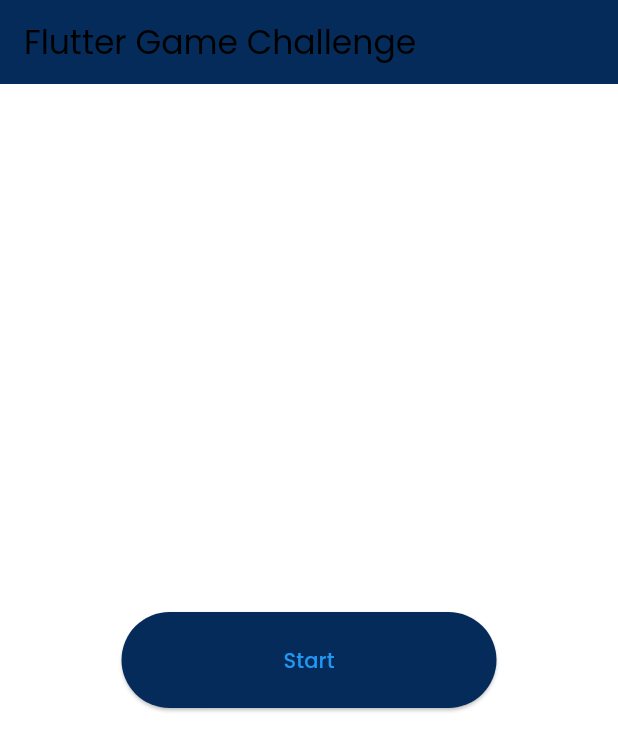
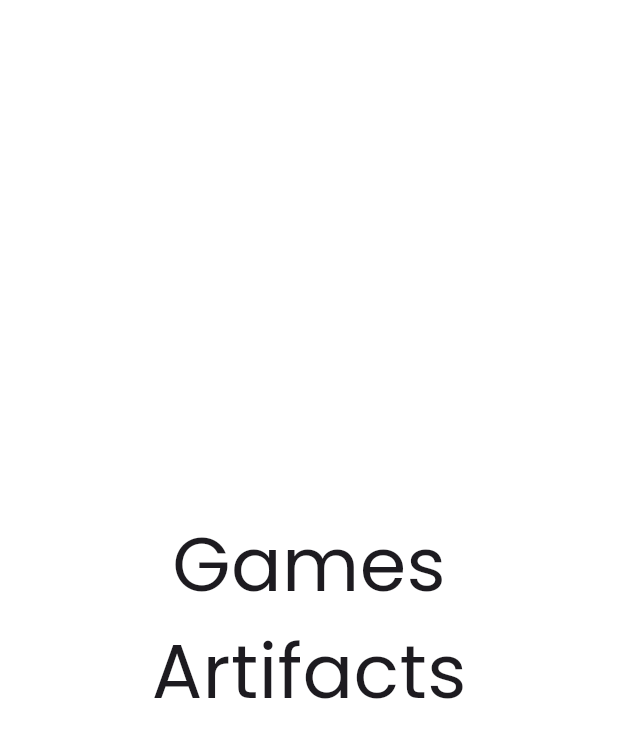
Before and after one commit to DenisovAV/recyclo, a Flutter app: the screen it shows after launch, on a phone screen of 412 x 824 dp. Shown: the top 751 px of the screen. Run offline on Flutter 3.47's test engine with Material 3 defaults, Android fonts, the phone set to English and light mode, and no system bars; our stand-ins replace audioplayers, bloc, equatable, flutter_bloc, google_fonts; missing offline and left inert: flame, flame_audio, flame_behaviors; generated files the repository leaves out were written again.

Commit message:
implementation main menu

```diff
--- a/lib/common/l10n/arb/app_en.arb
+++ b/lib/common/l10n/arb/app_en.arb
@@ -40,5 +40,13 @@
         "description": "The current count"
       }
     }
+  },
+  "mainMenuGamesItemTitle": "Games",
+  "@mainMenuGamesItemTitle": {
+    "description": "Text shown in the first item of the main menu"
+  },
+  "mainMenuArtifactsItemTitle": "Artifacts",
+  "@mainMenuArtifactsItemTitle": {
+    "description": "Text shown in the second item of the main menu"
   }
 }
--- a/lib/loading/view/loading_page.dart
+++ b/lib/loading/view/loading_page.dart
@@ -2,7 +2,7 @@ import 'package:flutter/material.dart';
 import 'package:flutter_bloc/flutter_bloc.dart';
 import 'package:flutter_game_challenge/common.dart';
 import 'package:flutter_game_challenge/loading/loading.dart';
-import 'package:flutter_game_challenge/title/title.dart';
+import 'package:flutter_game_challenge/menu/view/main_menu_page.dart';
 
 class LoadingPage extends StatefulWidget {
   const LoadingPage({super.key});
@@ -18,7 +18,7 @@ class _LoadingPageState extends State<LoadingPage> {
     if (!mounted) {
       return;
     }
-    await navigator.pushReplacement<void, void>(TitlePage.route());
+    await navigator.pushReplacement<void, void>(MainMenuPage.route());
   }
 
   @override
--- /dev/null
+++ b/lib/menu/menu.dart
@@ -0,0 +1 @@
+export 'view/view.dart';
--- /dev/null
+++ b/lib/menu/view/main_menu_page.dart
@@ -0,0 +1,67 @@
+import 'package:flutter/material.dart';
+import 'package:flutter_game_challenge/common.dart';
+import 'package:flutter_game_challenge/game/game.dart';
+import 'package:flutter_game_challenge/title/title.dart';
+
+class MainMenuPage extends StatelessWidget {
+  const MainMenuPage({super.key});
+
+  static Route<void> route() {
+    return MaterialPageRoute<void>(
+      builder: (_) => const MainMenuPage(),
+    );
+  }
+
+  @override
+  Widget build(BuildContext context) {
+    final l10n = context.l10n;
+
+    return Scaffold(
+      body: SafeArea(
+        child: Center(
+          child: Column(
+            mainAxisAlignment: MainAxisAlignment.center,
+            children: [
+              MenuItem(
+                text: l10n.mainMenuGamesItemTitle,
+                onTap: () {
+                  Navigator.of(context).push(GamePage.route());
+                },
+              ),
+              MenuItem(
+                text: l10n.mainMenuArtifactsItemTitle,
+                onTap: () {},
+              ),
+            ],
+          ),
+        ),
+      ),
+    );
+  }
+}
+
+class MenuItem extends StatelessWidget {
+  const MenuItem({
+    required this.text,
+    required this.onTap,
+    super.key,
+  });
+
+  final String text;
+  final VoidCallback onTap;
+
+  @override
+  Widget build(BuildContext context) {
+    const style = TextStyle(
+      fontSize: 50,
+    );
+
+    return GestureDetector(
+      onTap: onTap,
+      child: Text(
+        text,
+        style: style,
+      ),
+    );
+  }
+}
--- /dev/null
+++ b/lib/menu/view/view.dart
@@ -0,0 +1 @@
+export 'main_menu_page.dart';
```
Also changed, not shown: 1 other file.
